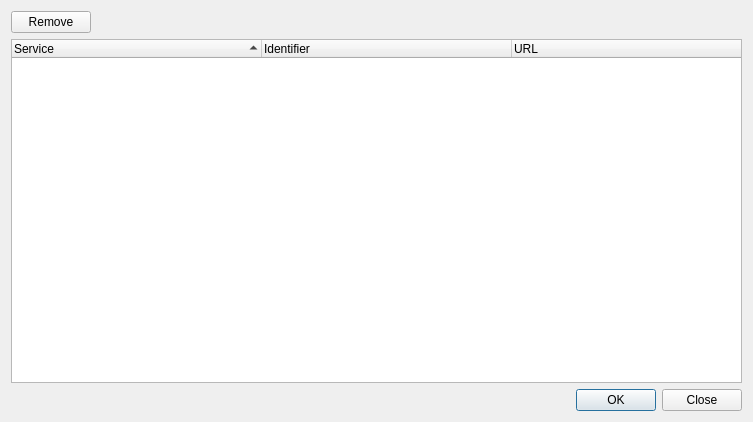
Before: the Qt Designer form qgswpsbookmarks.ui in sourcepole/qgis-wps-client, drawn with Qt 5.
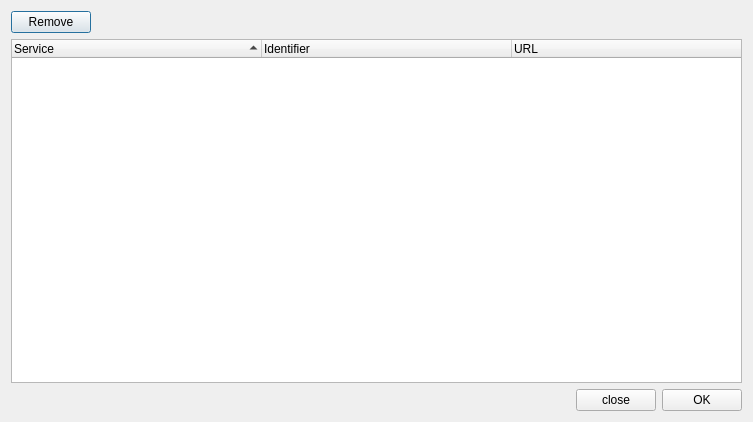
After: the same form once the commit is applied.

Commit message: DialogButtonBox gegen PushButton ausgetauscht, damit der OK Button disabled werden kann

Patch:
```diff
--- a/qgswpsbookmarks.ui
+++ b/qgswpsbookmarks.ui
@@ -71,11 +71,35 @@
     </widget>
    </item>
    <item row="2" column="0">
-    <widget class="QDialogButtonBox" name="btnBoxBookmarks">
-     <property name="standardButtons">
-      <set>QDialogButtonBox::Close|QDialogButtonBox::Ok</set>
-     </property>
-    </widget>
+    <layout class="QHBoxLayout" name="horizontalLayout_3">
+     <item>
+      <spacer name="horizontalSpacer_2">
+       <property name="orientation">
+        <enum>Qt::Horizontal</enum>
+       </property>
+       <property name="sizeHint" stdset="0">
+        <size>
+         <width>40</width>
+         <height>20</height>
+        </size>
+       </property>
+      </spacer>
+     </item>
+     <item>
+      <widget class="QPushButton" name="btnClose">
+       <property name="text">
+        <string>close</string>
+       </property>
+      </widget>
+     </item>
+     <item>
+      <widget class="QPushButton" name="btnOK">
+       <property name="text">
+        <string>OK</string>
+       </property>
+      </widget>
+     </item>
+    </layout>
    </item>
   </layout>
  </widget>
```
